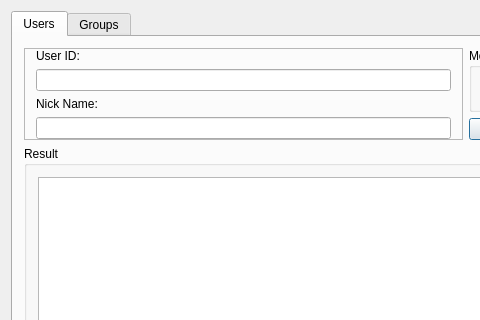
The window that APP/src/messenger/imclient/search/search.ui (RallyWRT/qtapplications) describes before a commit, drawn with Qt 5; both pictures show x 0 to 480 and y 0 to 320 of the 629 by 476 pixel window.
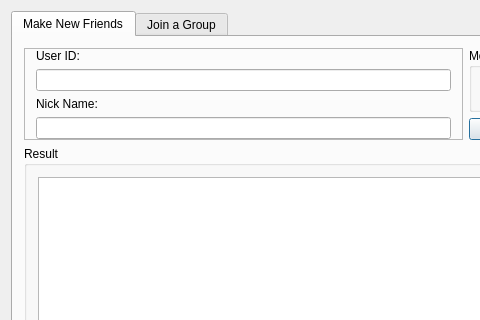
The same window after the commit. Icons and pictures are not drawn.

Diff of the .ui file:
```diff
--- a/APP/src/messenger/imclient/search/search.ui
+++ b/APP/src/messenger/imclient/search/search.ui
@@ -28,7 +28,7 @@
         <normaloff>:/resources/images/contact_male.png</normaloff>:/resources/images/contact_male.png</iconset>
       </attribute>
       <attribute name="title">
-       <string>Users</string>
+       <string>Make New Friends</string>
       </attribute>
       <layout class="QGridLayout" name="gridLayout_3">
        <item row="1" column="1">
@@ -355,7 +355,7 @@
         <normaloff>:/resources/images/group.png</normaloff>:/resources/images/group.png</iconset>
       </attribute>
       <attribute name="title">
-       <string>Groups</string>
+       <string>Join a Group</string>
       </attribute>
       <layout class="QVBoxLayout" name="verticalLayout_2">
        <item>
```
